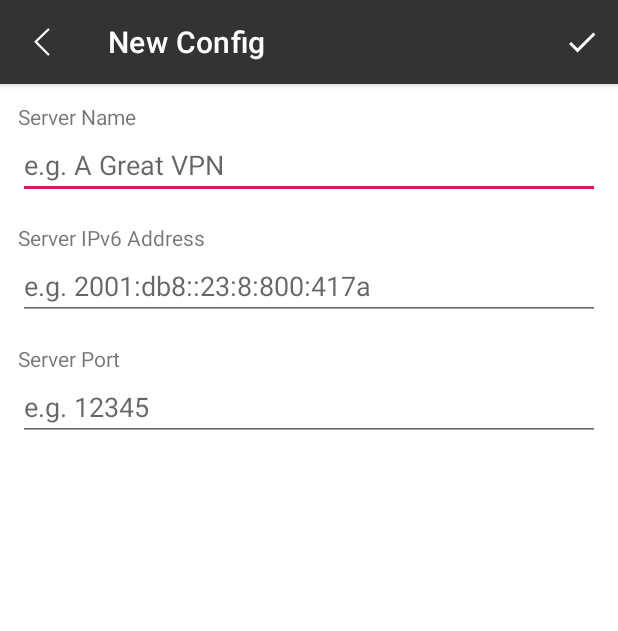
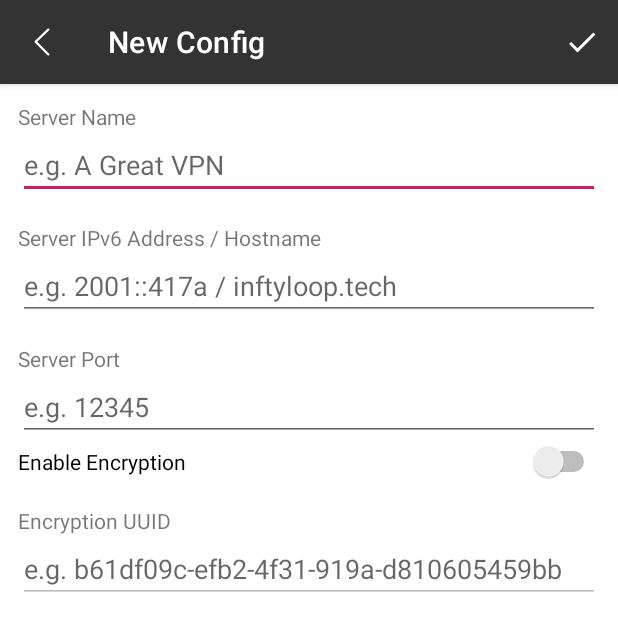
Before and after one commit to li-plus/4over6-android, an Android app: the screen it shows after launch (MainActivity), after a tap on "New Config", on a phone screen of 412 x 824 dp. Shown: the top 631 px of the screen. Run offline under Robolectric (Android 15) with nearby library versions, the phone set to English and light mode, and no system bars; our stand-ins replace ButterKnife; 3 statements that could not run were skipped; 1 other tap on this screen came first.

Commit message:
Add configuration for encryption

```diff
--- a/app/src/main/AndroidManifest.xml
+++ b/app/src/main/AndroidManifest.xml
@@ -3,6 +3,7 @@
     package="top.liplus.v4over6">
 
     <uses-permission android:name="android.permission.INTERNET" />
+    <uses-permission android:name="android.permission.ACCESS_NETWORK_STATE" />
 
     <application
         android:allowBackup="true"
--- a/app/src/main/java/top/liplus/v4over6/adapter/ServerConfigAdapter.java
+++ b/app/src/main/java/top/liplus/v4over6/adapter/ServerConfigAdapter.java
@@ -52,7 +52,7 @@ public class ServerConfigAdapter extends BaseRecyclerViewAdapter<ServerConfig, B
         ServerConfig config = getData().get(position);
         // setup server address and port
         ((TextView) holder.findViewById(R.id.tv_server_name)).setText(config.name);
-        ((TextView) holder.findViewById(R.id.tv_server_addr_port)).setText(String.format("[%s]:%d", config.ipv6, config.port));
+        ((TextView) holder.findViewById(R.id.tv_server_addr_port)).setText(String.format("[%s]:%d", config.host, config.port));
         // setup radio button
         ((RadioButton) holder.findViewById(R.id.rb_curr_config)).setChecked(selectedIndex == position);
         // setup delete handler
--- a/app/src/main/res/layout/fragment_edit_config.xml
+++ b/app/src/main/res/layout/fragment_edit_config.xml
@@ -1,7 +1,7 @@
 <?xml version="1.0" encoding="utf-8"?>
 <LinearLayout xmlns:android="http://schemas.android.com/apk/res/android"
     xmlns:app="http://schemas.android.com/apk/res-auto"
-    android:layout_width="match_parent"
+              xmlns:tools="http://schemas.android.com/tools" android:layout_width="match_parent"
     android:layout_height="match_parent"
     android:orientation="vertical">
 
@@ -36,7 +36,7 @@
                 android:layout_width="match_parent"
                 android:layout_height="wrap_content"
                 android:hint="@string/server_name_example"
-            android:inputType="text" />
+                android:inputType="text" android:singleLine="true"/>
 
         <TextView
             android:layout_width="match_parent"
@@ -49,13 +49,13 @@
                 android:layout_width="match_parent"
                 android:layout_height="wrap_content"
                 android:hint="@string/server_addr_example"
-            android:inputType="text" />
+                android:inputType="text" android:singleLine="true"/>
 
         <TextView
                 android:layout_width="match_parent"
                 android:layout_height="wrap_content"
                 android:paddingTop="16sp"
-            android:text="@string/server_port" />
+                android:text="@string/server_port" android:textAlignment="viewStart"/>
 
         <EditText
                 android:id="@+id/et_server_port"
@@ -63,6 +63,24 @@
                 android:layout_height="wrap_content"
                 android:hint="@string/server_port_example"
                 android:inputType="number"
-            android:tag="@string/server_port" />
+                android:tag="@string/server_port" android:singleLine="true"/>
+        <Switch
+                android:text="@string/enable_encryption"
+                android:layout_width="match_parent"
+                android:layout_height="wrap_content" android:id="@+id/sw_encryption"
+                android:textOn="@string/encryption_enabled" android:textOff="@string/encryption_disabled"
+                android:showText="false" android:checked="false" android:textAlignment="viewStart"/>
+        <TextView
+                android:layout_width="match_parent"
+                android:layout_height="wrap_content"
+                android:paddingTop="16sp"
+                android:text="@string/encryption" android:id="@+id/textView4"/>
+        <EditText
+                android:id="@+id/et_uuid"
+                android:layout_width="match_parent"
+                android:layout_height="wrap_content"
+                android:hint="@string/uuid_hint"
+                android:inputType="text"
+                android:tag="@string/server_port" android:singleLine="true"/>
     </LinearLayout>
 </LinearLayout>
--- a/app/src/main/res/values/strings.xml
+++ b/app/src/main/res/values/strings.xml
@@ -2,9 +2,9 @@
     <string name="app_name">V4over6</string>
     <string name="server_name">Server Name</string>
     <string name="server_name_example">e.g. A Great VPN</string>
-    <string name="server_addr">Server IPv6 Address</string>
+    <string name="server_addr">Server IPv6 Address / Hostname</string>
     <string name="server_port">Server Port</string>
-    <string name="server_addr_example">e.g. 2001:db8::23:8:800:417a</string>
+    <string name="server_addr_example">e.g. 2001::417a / inftyloop.tech</string>
     <string name="server_port_example">e.g. 12345</string>
     <string name="reset">Reset</string>
     <string name="connect">Connect</string>
@@ -23,4 +23,9 @@
     <string name="edit_config">Edit Config</string>
     <string name="new_config">New Config</string>
     <string name="done">Done</string>
+    <string name="encryption">Encryption UUID</string>
+    <string name="uuid_hint">e.g. b61df09c-efb2-4f31-919a-d810605459bb</string>
+    <string name="encryption_enabled">Encryption Enabled</string>
+    <string name="encryption_disabled">Encryption Disabled</string>
+    <string name="enable_encryption">Enable Encryption</string>
 </resources>
```
Also changed, not shown: app/src/main/java/top/liplus/v4over6/common/GlobalConfig.java (+11 -4 lines), app/src/main/java/top/liplus/v4over6/fragment/ConfigListFragment.java (+57 -22 lines), app/src/main/java/top/liplus/v4over6/fragment/EditConfigFragment.java (+25 -5 lines), app/src/main/java/top/liplus/v4over6/vpn/ServerConfig.java (+33 -3 lines), 2 other files. Lines whose indentation alone changed are shown as unchanged.
